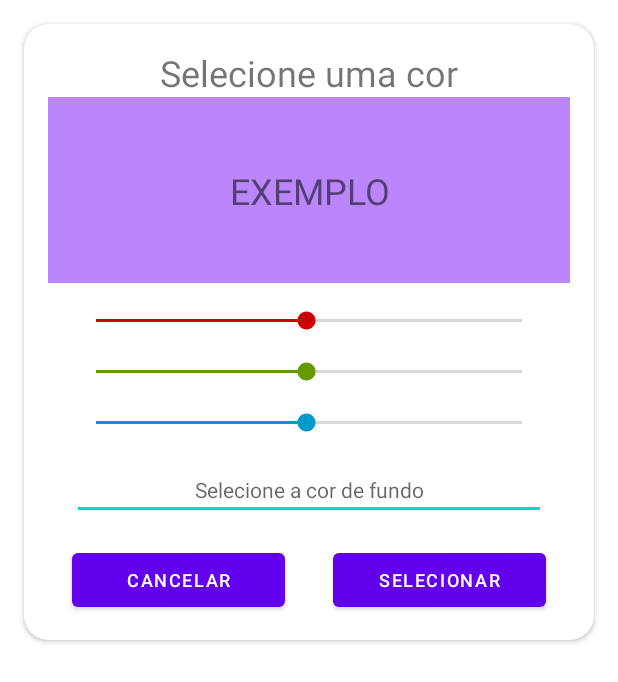
After one commit to alisonViana/business-card-bootcampInter, an Android app: the layout activity_color_picker.xml on its own in the app's theme, with its tools: preview values and no code run, on a phone screen of 412 x 824 dp. The commit adds this screen. Shown: the top 682 px of the screen. Run offline under Robolectric (Android 15) with nearby library versions, the phone set to English and light mode, and no system bars.

Commit message:
created color picker layout

```diff
--- a/app/src/main/AndroidManifest.xml
+++ b/app/src/main/AndroidManifest.xml
@@ -10,6 +10,10 @@
         android:roundIcon="@mipmap/ic_launcher_round"
         android:supportsRtl="true"
         android:theme="@style/Theme.BusinessCard">
+        <activity
+            android:name=".ui.ColorPickerActivity"
+            android:exported="true"
+            android:theme="@style/Theme.MaterialComponents.DayNight.Dialog.Alert" />
         <activity
             android:name=".ui.AddBusinessCardActivity"
             android:exported="true" />
--- /dev/null
+++ b/app/src/main/java/br/com/dio/businesscard/ui/OnSeekBarChangeListener.kt
@@ -0,0 +1,5 @@
+package br.com.dio.businesscard.ui
+
+
+interface OnSeekBarChangeListener {
+}
--- /dev/null
+++ b/app/src/main/res/layout/activity_color_picker.xml
@@ -0,0 +1,121 @@
+<?xml version="1.0" encoding="utf-8"?>
+<androidx.cardview.widget.CardView
+    xmlns:android="http://schemas.android.com/apk/res/android"
+    xmlns:app="http://schemas.android.com/apk/res-auto"
+    xmlns:tools="http://schemas.android.com/tools"
+    android:layout_width="match_parent"
+    android:layout_height="wrap_content"
+    android:layout_margin="16dp"
+    app:cardCornerRadius="16dp"
+    android:elevation="8dp">
+
+    <androidx.constraintlayout.widget.ConstraintLayout
+        android:layout_width="match_parent"
+        android:layout_height="wrap_content"
+        android:padding="16dp">
+
+        <TextView
+            android:id="@+id/tv_title_color_picker"
+            android:layout_width="match_parent"
+            android:layout_height="wrap_content"
+            android:text="@string/alertdialog_title"
+            android:textAlignment="center"
+            android:textSize="24sp"
+            app:layout_constraintBottom_toTopOf="@id/iv_background"
+            app:layout_constraintEnd_toEndOf="parent"
+            app:layout_constraintStart_toStartOf="parent"
+            app:layout_constraintTop_toTopOf="parent" />
+
+
+        <ImageView
+            android:id="@+id/iv_background"
+            android:layout_width="match_parent"
+            android:layout_height="124dp"
+            app:layout_constraintBottom_toTopOf="@id/sb_red"
+            app:layout_constraintTop_toTopOf="@id/tv_title_color_picker"
+            tools:background="@color/purple_200"
+            />
+
+        <TextView
+            android:layout_width="match_parent"
+            android:layout_height="wrap_content"
+            android:text="@string/text_exemple"
+            android:textAlignment="center"
+            android:textSize="24sp"
+            app:layout_constraintBottom_toBottomOf="@id/iv_background"
+            app:layout_constraintTop_toTopOf="@id/iv_background" />
+
+        <SeekBar
+            android:id="@+id/sb_red"
+            android:layout_width="match_parent"
+            android:layout_height="wrap_content"
+            android:layout_margin="16dp"
+            android:max="255"
+            android:progress="126"
+            android:progressTint="@android:color/holo_red_dark"
+            android:thumbTint="@android:color/holo_red_dark"
+            app:layout_constraintTop_toBottomOf="@id/iv_background" />
+
+        <SeekBar
+            android:id="@+id/sb_green"
+            android:layout_width="match_parent"
+            android:layout_height="wrap_content"
+            android:layout_margin="16dp"
+            android:max="255"
+            android:progress="126"
+            android:progressTint="@android:color/holo_green_dark"
+            android:thumbTint="@android:color/holo_green_dark"
+            app:layout_constraintTop_toBottomOf="@id/sb_red" />
+
+        <SeekBar
+            android:id="@+id/sb_blue"
+            android:layout_width="match_parent"
+            android:layout_height="wrap_content"
+            android:layout_margin="16dp"
+            android:max="255"
+            android:progress="126"
+            android:progressTint="@android:color/holo_blue_dark"
+            android:thumbTint="@android:color/holo_blue_dark"
+            app:layout_constraintTop_toBottomOf="@id/sb_green" />
+
+        <EditText
+            android:id="@+id/edt_color"
+            style="@style/Widget.MaterialComponents.TextInputLayout.OutlinedBox"
+            android:layout_width="match_parent"
+            android:layout_height="wrap_content"
+            android:layout_margin="16dp"
+            android:hint="@string/hint_color"
+            android:inputType="textCapWords"
+            android:textAlignment="center"
+            app:layout_constraintTop_toBottomOf="@id/sb_blue" />
+
+        <Button
+            android:id="@+id/btn_cancel"
+            android:layout_width="0dp"
+            android:layout_height="wrap_content"
+            android:layout_margin="16dp"
+            app:layout_constraintStart_toStartOf="parent"
+            app:layout_constraintEnd_toStartOf="@id/btn_pick_color"
+            app:layout_constraintTop_toBottomOf="@id/edt_color"
+            android:text="@string/btn_cancel"
+            android:textSize="12sp"
+            />
+
+        <Button
+            android:id="@+id/btn_pick_color"
+            android:layout_width="0dp"
+            android:layout_height="wrap_content"
+            android:layout_margin="16dp"
+            app:layout_constraintStart_toEndOf="@id/btn_cancel"
+            app:layout_constraintEnd_toEndOf="parent"
+            app:layout_constraintTop_toBottomOf="@id/edt_color"
+            android:text="@string/btn_pick_color"
+            android:textSize="12sp"
+            />
+
+
+
+
+    </androidx.constraintlayout.widget.ConstraintLayout>
+
+</androidx.cardview.widget.CardView>
--- a/app/src/main/res/layout/activity_main.xml
+++ b/app/src/main/res/layout/activity_main.xml
@@ -23,10 +23,11 @@
         android:id="@+id/rv_list"
         android:layout_width="match_parent"
         android:layout_height="0dp"
-        android:layout_margin="16dp"
         app:layout_constraintTop_toBottomOf="@id/tv_title"
         app:layout_constraintBottom_toBottomOf="parent"
-        app:layoutManager="androidx.recyclerview.widget.LinearLayoutManager"
+        app:layout_constraintStart_toStartOf="parent"
+        app:layout_constraintEnd_toEndOf="parent"
+        app:layoutManager="LinearLayoutManager"
         tools:listitem="@layout/item_business_card"
         />
 
--- a/app/src/main/res/layout/color_picker_alertdialog.xml
+++ b/app/src/main/res/layout/color_picker_alertdialog.xml
@@ -1,4 +1,5 @@
 <?xml version="1.0" encoding="utf-8"?>
+
 <androidx.cardview.widget.CardView
     xmlns:android="http://schemas.android.com/apk/res/android"
     xmlns:app="http://schemas.android.com/apk/res-auto"
@@ -6,7 +7,7 @@
     android:layout_width="match_parent"
     android:layout_height="wrap_content"
     android:layout_margin="16dp">
-
+    <!--
         <androidx.constraintlayout.widget.ConstraintLayout
             android:layout_width="match_parent"
             android:layout_height="wrap_content"
@@ -87,9 +88,10 @@
                 android:layout_margin="16dp"
                 app:layout_constraintTop_toBottomOf="@id/sb_blue"
                 android:textAlignment="center"
+                android:textAllCaps="true"
                 />
 
 
         </androidx.constraintlayout.widget.ConstraintLayout>
-
+     -->
 </androidx.cardview.widget.CardView>
--- a/app/src/main/res/values/strings.xml
+++ b/app/src/main/res/values/strings.xml
@@ -2,12 +2,15 @@
     <string name="app_name">BusinessCard</string>
     <string name="label_business_cards">Cartão de Visita</string>
     <string name="label_new_card">Novo Cartão</string>
+    <string name="label_btt_confirm">Confirmar</string>
     <string name="hint_name">Nome</string>
     <string name="hint_phone">Telefone</string>
     <string name="hint_email">E-mail</string>
     <string name="hint_company">Empresa</string>
-    <string name="label_btt_confirm">Confirmar</string>
+    <string name="hint_color">Selecione a cor de fundo</string>
     <string name="alertdialog_title">Selecione uma cor</string>
     <string name="text_exemple">EXEMPLO</string>
-    <string name="hint_color">Selecione a cor de fundo</string>
+    <string name="show_success">"Cartão cadastrado com sucesso!"</string>
+    <string name="btn_cancel">Cancelar</string>
+    <string name="btn_pick_color">Selecionar</string>
 </resources>
```
Also changed, not shown: app/src/main/java/br/com/dio/businesscard/data/BusinessCard.kt (+5 -5 lines), app/src/main/java/br/com/dio/businesscard/ui/AddBusinessCardActivity.kt (+33 -3 lines), app/src/main/java/br/com/dio/businesscard/ui/BusinessCardAdapter.kt (+18 -13 lines), app/src/main/java/br/com/dio/businesscard/ui/ColorPicker.kt (added, +38 -0 lines), app/src/main/java/br/com/dio/businesscard/ui/ColorPickerActivity.kt (added, +86 -0 lines), app/src/main/res/layout/activity_add_business_card.xml (+16 -5 lines), app/src/main/res/layout/item_business_card.xml (+2 -6 lines). Lines whose indentation alone changed are shown as unchanged.
